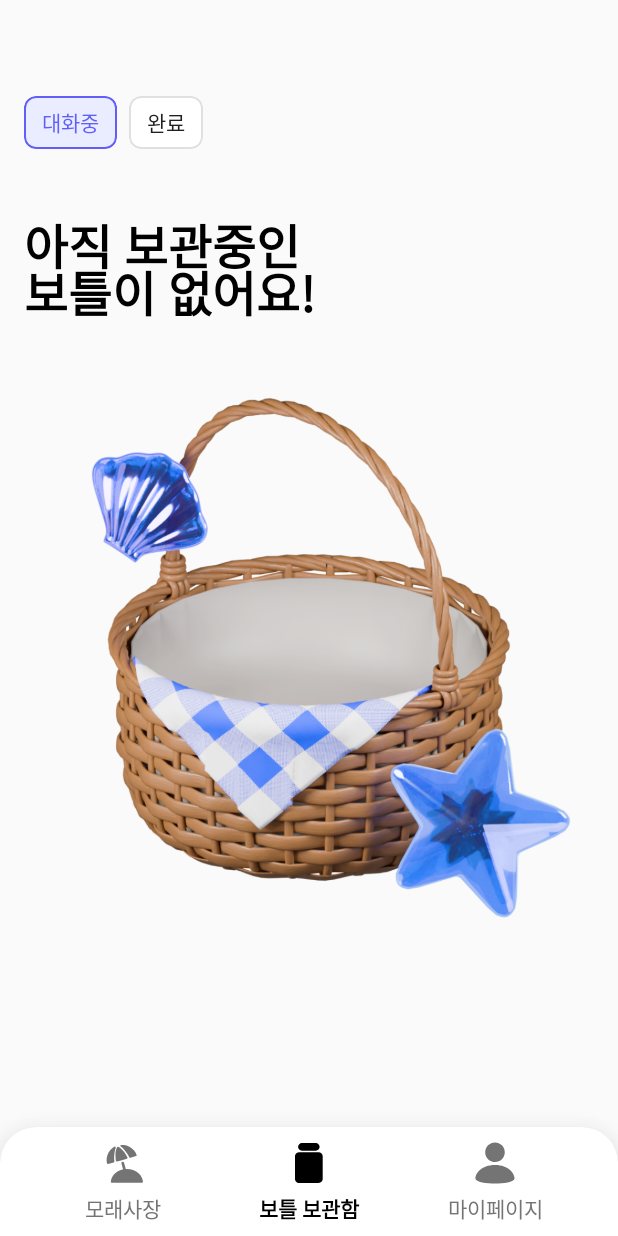
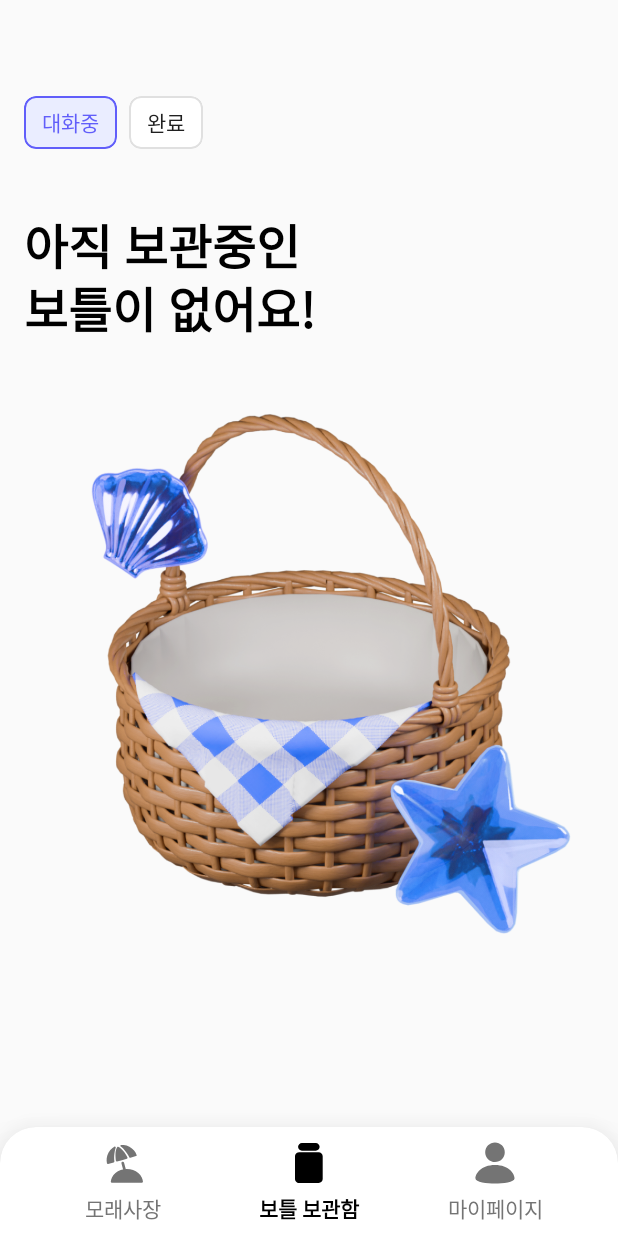
Before and after one commit to Nexters/Bottles_Android, an Android app built with Jetpack Compose: the BottleBoxRoute screen opened through its navigation route, on a phone screen of 412 x 824 dp. Run offline under Robolectric (Android 15) with nearby library versions, the phone set to English and light mode, and no system bars; our stand-ins replace Dagger/Hilt's generated code, Timber; libraries missing offline, so code that uses them is left out: com.skydoves.landscapist; network calls fail; Roboto replaces fonts that are not available here; 4 statements that could not run were skipped.

Commit message:
[refactor] : typography lineHeight 값 수정
(cherry picked from commit 697c2de9a731d72c09da993814184e5d6105228a)

```diff
--- a/core/design-system/src/main/kotlin/com/team/bottles/core/designsystem/theme/BottlesTypography.kt
+++ b/core/design-system/src/main/kotlin/com/team/bottles/core/designsystem/theme/BottlesTypography.kt
@@ -39,7 +39,7 @@ data class BottlesTypography(
                 fontWeight = FontWeight.Bold,
                 fontSize = 32.sp,
                 letterSpacing = 0.sp,
-                lineHeight = 24.sp * 1.3f,
+                lineHeight = 41.6f.sp,
             ),
             title2 =
             TextStyle(
@@ -47,7 +47,7 @@ data class BottlesTypography(
                 fontWeight = FontWeight.Bold,
                 fontSize = 24.sp,
                 letterSpacing = 0.sp,
-                lineHeight = 20.sp * 1.3f,
+                lineHeight = 31.2f.sp,
             ),
             title3 =
             TextStyle(
@@ -55,7 +55,7 @@ data class BottlesTypography(
                 fontWeight = FontWeight.Bold,
                 fontSize = 20.sp,
                 letterSpacing = 0.sp,
-                lineHeight = 20.sp * 1.3f,
+                lineHeight = 26.sp,
             ),
             subTitle1 =
             TextStyle(
@@ -63,7 +63,7 @@ data class BottlesTypography(
                 fontWeight = FontWeight.SemiBold,
                 fontSize = 16.sp,
                 letterSpacing = 0.sp,
-                lineHeight = 16.sp * 1.3f,
+                lineHeight = 20.8f.sp,
             ),
             subTitle2 =
             TextStyle(
@@ -71,7 +71,7 @@ data class BottlesTypography(
                 fontWeight = FontWeight.SemiBold,
                 fontSize = 14.sp,
                 letterSpacing = 0.sp,
-                lineHeight = 14.sp * 1.3f,
+                lineHeight = 18.2f.sp,
             ),
             body =
             TextStyle(
@@ -79,7 +79,7 @@ data class BottlesTypography(
                 fontWeight = FontWeight.Medium,
                 fontSize = 14.sp,
                 letterSpacing = 0.sp,
-                lineHeight = 14.sp * 1.5f,
+                lineHeight = 21.sp,
             ),
             caption =
             TextStyle(
@@ -87,7 +87,7 @@ data class BottlesTypography(
                 fontWeight = FontWeight.Medium,
                 fontSize = 12.sp,
                 letterSpacing = 0.sp,
-                lineHeight = 12.sp * 1.5f,
+                lineHeight = 18.sp,
             ),
             kakaoLogin =
             TextStyle(
@@ -95,7 +95,7 @@ data class BottlesTypography(
                 fontWeight = FontWeight.Medium,
                 fontSize = 14.sp,
                 letterSpacing = 0.15.sp,
-                lineHeight = 14.sp * 1.4f,
+                lineHeight = 19.6f.sp,
             ),
         )
     }
@@ -112,8 +112,8 @@ private fun TypographyPreview() {
         ) {
             Text(
                 modifier = Modifier.border(1.dp, Color.Blue),
-                text = "진심을 담은 보틀로\n서로를 밀도있게 알아가요",
-                style = BottlesTheme.typography.title3,
+                text = "아직 보틀을\n찾지 못했어요",
+                style = BottlesTheme.typography.title1,
                 color = Color.Black,
                 textAlign = TextAlign.Center
             )
```
